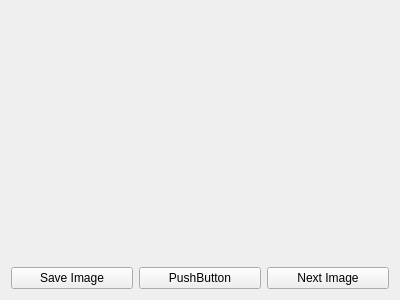
This is ImageWizard/previewimage.ui in coltoncandy/Image-Generator-Wizard as Qt 5 draws it before an edit. The edited form follows.
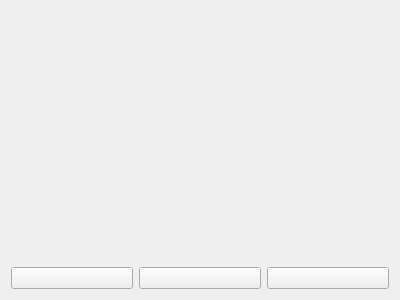
This is the edited form.

Commit message: Added styling to preview process image page. Changed atart over sign, save, next image, and generate more

What changed in the file:
```diff
--- a/ImageWizard/previewimage.ui
+++ b/ImageWizard/previewimage.ui
@@ -82,21 +82,21 @@
      <item>
       <widget class="QPushButton" name="saveButton">
        <property name="text">
-        <string>Save Image</string>
+        <string/>
        </property>
       </widget>
      </item>
      <item>
       <widget class="QPushButton" name="processButton">
        <property name="text">
-        <string>PushButton</string>
+        <string/>
        </property>
       </widget>
      </item>
      <item>
       <widget class="QPushButton" name="nextImageButton">
        <property name="text">
-        <string>Next Image</string>
+        <string/>
        </property>
       </widget>
      </item>
```
The commit also changes 16 other files.
